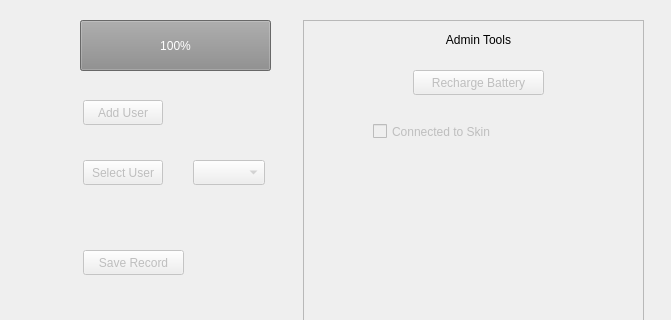
This is OasisPro/mainwindow.ui in JovinB/3004FinalProject as Qt 5 draws it before an edit; both pictures show x 497 to 1168 and y 0 to 320 of the 1168 by 600 pixel window. The edited form follows.
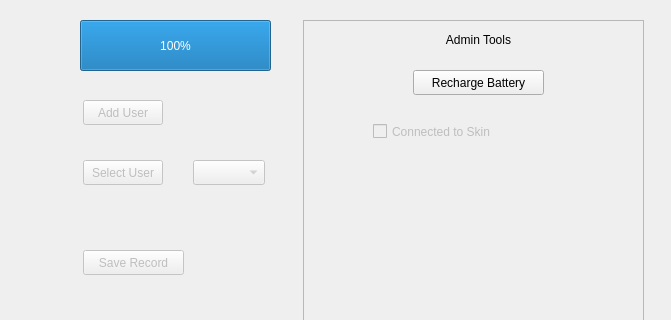
This is the edited form.

Diff of the .ui file:
```diff
--- a/OasisPro/mainwindow.ui
+++ b/OasisPro/mainwindow.ui
@@ -349,7 +349,7 @@
    </widget>
    <widget class="QProgressBar" name="progressBar">
     <property name="enabled">
-     <bool>false</bool>
+     <bool>true</bool>
     </property>
     <property name="geometry">
      <rect>
@@ -405,7 +405,7 @@
     </widget>
     <widget class="QPushButton" name="rechargeButton">
      <property name="enabled">
-      <bool>false</bool>
+      <bool>true</bool>
      </property>
      <property name="geometry">
       <rect>
```
